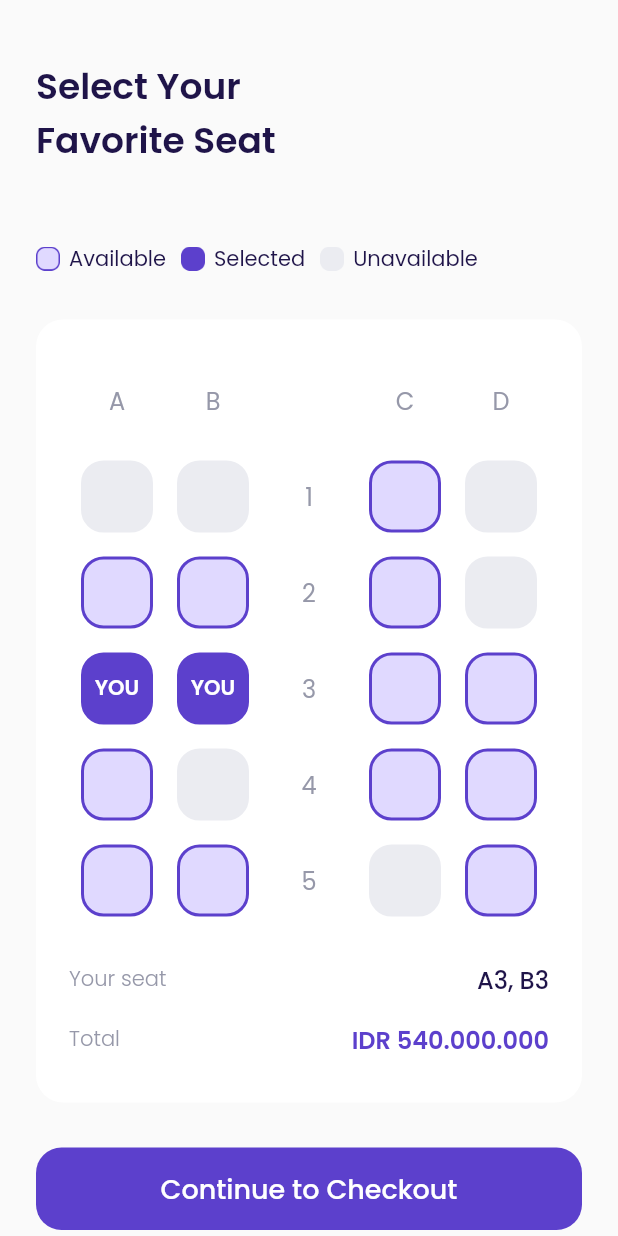
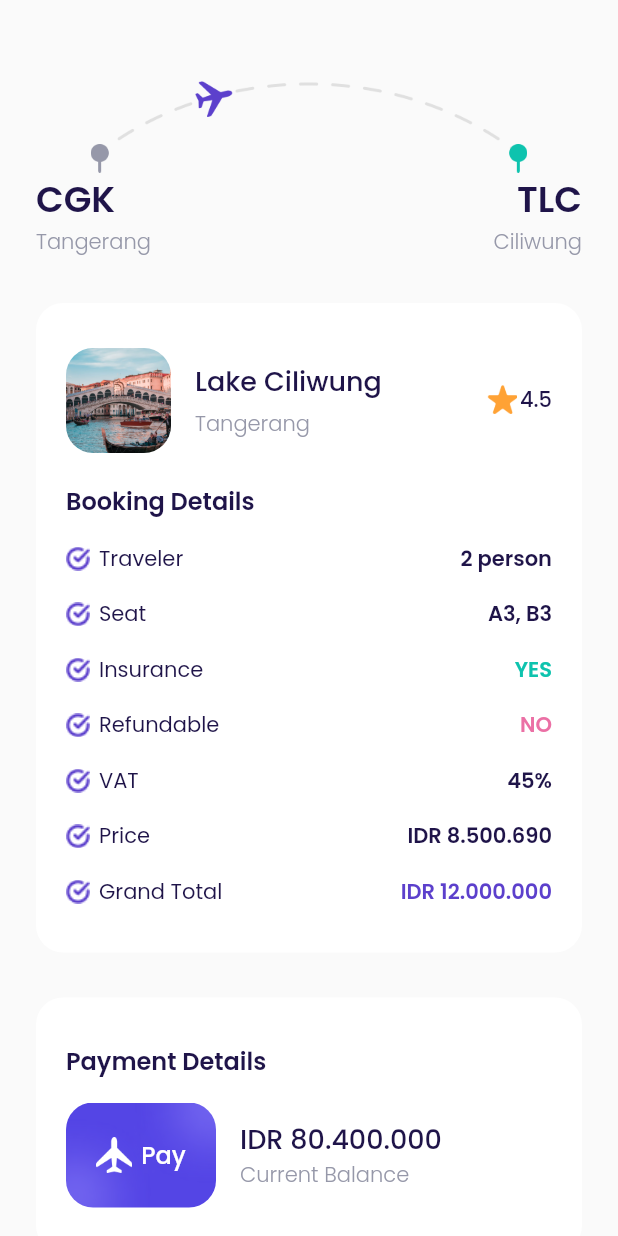
Before and after one commit to Nurhiman20/travel-flight-booking-app, a Flutter app: the ChooseSeatPage screen opened directly, after a tap on "Continue to Checkout", on a phone screen of 412 x 824 dp. Run offline on Flutter 3.47's test engine with Material 2 defaults, Android fonts, the phone set to English and light mode, and no system bars; our stand-ins replace google_fonts.

Commit message:
:sparkles: feat(Checkout): Slicing page

```diff
--- /dev/null
+++ b/lib/ui/pages/checkout_page.dart
@@ -0,0 +1,280 @@
+import 'package:airplane/shared/theme.dart';
+import 'package:airplane/ui/widgets/booking_details_item.dart';
+import 'package:airplane/ui/widgets/custom_button.dart';
+import 'package:flutter/material.dart';
+
+class CheckoutPage extends StatelessWidget {
+  const CheckoutPage({super.key});
+
+  @override
+  Widget build(BuildContext context) {
+    Widget route() {
+      return Container(
+        margin: const EdgeInsets.only(top: 50),
+        child: Column(children: [
+          Container(
+            width: 291,
+            height: 65,
+            decoration: const BoxDecoration(
+                image: DecorationImage(
+                    image: AssetImage('assets/image_checkout.png'))),
+          ),
+          Row(
+            mainAxisAlignment: MainAxisAlignment.spaceBetween,
+            children: [
+              Column(
+                crossAxisAlignment: CrossAxisAlignment.start,
+                children: [
+                  Text(
+                    'CGK',
+                    style: blackTextStyle.copyWith(
+                        fontSize: 24, fontWeight: semiBold),
+                  ),
+                  Text(
+                    'Tangerang',
+                    style: greyTextStyle.copyWith(fontWeight: light),
+                  )
+                ],
+              ),
+              Column(
+                crossAxisAlignment: CrossAxisAlignment.end,
+                children: [
+                  Text(
+                    'TLC',
+                    style: blackTextStyle.copyWith(
+                        fontSize: 24, fontWeight: semiBold),
+                  ),
+                  Text(
+                    'Ciliwung',
+                    style: greyTextStyle.copyWith(fontWeight: light),
+                  )
+                ],
+              )
+            ],
+          )
+        ]),
+      );
+    }
+
+    Widget bookingDetails() {
+      return Container(
+        margin: const EdgeInsets.only(top: 30),
+        padding: const EdgeInsets.symmetric(horizontal: 20, vertical: 30),
+        decoration: BoxDecoration(
+            borderRadius: BorderRadius.circular(18), color: kWhiteColor),
+        child: Column(
+          crossAxisAlignment: CrossAxisAlignment.start,
+          children: [
+            // NOTE: DESTINATION TILE
+            Row(
+              children: [
+                Container(
+                  width: 70,
+                  height: 70,
+                  margin: const EdgeInsets.only(right: 16),
+                  decoration: BoxDecoration(
+                      borderRadius: BorderRadius.circular(18),
+                      image: const DecorationImage(
+                          fit: BoxFit.cover,
+                          image: AssetImage('assets/image_destination1.png'))),
+                ),
+                Expanded(
+                  child: Column(
+                    crossAxisAlignment: CrossAxisAlignment.start,
+                    children: [
+                      Text(
+                        'Lake Ciliwung',
+                        style: blackTextStyle.copyWith(
+                            fontSize: 18, fontWeight: medium),
+                      ),
+                      const SizedBox(
+                        height: 5,
+                      ),
+                      Text(
+                        'Tangerang',
+                        style: greyTextStyle.copyWith(fontWeight: light),
+                      ),
+                    ],
+                  ),
+                ),
+                Row(
+                  mainAxisAlignment: MainAxisAlignment.center,
+                  crossAxisAlignment: CrossAxisAlignment.start,
+                  children: [
+                    Container(
+                      width: 20,
+                      height: 20,
+                      margin: const EdgeInsets.only(right: 2),
+                      decoration: const BoxDecoration(
+                          image: DecorationImage(
+                              image: AssetImage('assets/icon_star.png'))),
+                    ),
+                    Text(
+                      '4.5',
+                      style: blackTextStyle.copyWith(fontWeight: medium),
+                    )
+                  ],
+                ),
+              ],
+            ),
+            // NOTE: BOOKING DETAILS TEXT
+            Container(
+              margin: const EdgeInsets.only(top: 20),
+              child: Text(
+                'Booking Details',
+                style:
+                    blackTextStyle.copyWith(fontSize: 16, fontWeight: semiBold),
+              ),
+            ),
+            // NOTE: BOOKING DETAILS ITEM
+            BookingDetailsItem(
+              title: 'Traveler',
+              valueText: '2 person',
+              valueColor: kBlackColor,
+            ),
+            BookingDetailsItem(
+              title: 'Seat',
+              valueText: 'A3, B3',
+              valueColor: kBlackColor,
+            ),
+            BookingDetailsItem(
+              title: 'Insurance',
+              valueText: 'YES',
+              valueColor: kGreenColor,
+            ),
+            BookingDetailsItem(
+              title: 'Refundable',
+              valueText: 'NO',
+              valueColor: kRedColor,
+            ),
+            BookingDetailsItem(
+              title: 'VAT',
+              valueText: '45%',
+              valueColor: kBlackColor,
+            ),
+            BookingDetailsItem(
+              title: 'Price',
+              valueText: 'IDR 8.500.690',
+              valueColor: kBlackColor,
+            ),
+            BookingDetailsItem(
+              title: 'Grand Total',
+              valueText: 'IDR 12.000.000',
+              valueColor: kPrimaryColor,
+            )
+          ],
+        ),
+      );
+    }
+
+    Widget paymentDetails() {
+      return Container(
+        margin: const EdgeInsets.only(top: 30),
+        padding: const EdgeInsets.symmetric(horizontal: 20, vertical: 30),
+        decoration: BoxDecoration(
+            borderRadius: BorderRadius.circular(18), color: kWhiteColor),
+        child: Column(
+          crossAxisAlignment: CrossAxisAlignment.start,
+          children: [
+            Text(
+              'Payment Details',
+              style:
+                  blackTextStyle.copyWith(fontSize: 16, fontWeight: semiBold),
+            ),
+            Container(
+              margin: const EdgeInsets.only(top: 16),
+              child: Row(
+                children: [
+                  Container(
+                    width: 100,
+                    height: 70,
+                    margin: const EdgeInsets.only(right: 16),
+                    decoration: BoxDecoration(
+                        borderRadius: BorderRadius.circular(18),
+                        image: const DecorationImage(
+                            fit: BoxFit.cover,
+                            image: AssetImage('assets/image_card.png'))),
+                    child: Center(
+                      child: Row(
+                        mainAxisAlignment: MainAxisAlignment.center,
+                        children: [
+                          Container(
+                            width: 24,
+                            height: 24,
+                            margin: const EdgeInsets.only(right: 6),
+                            decoration: const BoxDecoration(
+                                image: DecorationImage(
+                                    image:
+                                        AssetImage('assets/icon_plane.png'))),
+                          ),
+                          Text(
+                            'Pay',
+                            style: whiteTextStyle.copyWith(
+                                fontSize: 16, fontWeight: medium),
+                          )
+                        ],
+                      ),
+                    ),
+                  ),
+                  Expanded(
+                    child: Column(
+                      crossAxisAlignment: CrossAxisAlignment.start,
+                      children: [
+                        Text(
+                          'IDR 80.400.000',
+                          style: blackTextStyle.copyWith(
+                              fontSize: 18, fontWeight: medium),
+                          overflow: TextOverflow.ellipsis,
+                        ),
+                        Text(
+                          'Current Balance',
+                          style: greyTextStyle.copyWith(fontWeight: light),
+                        )
+                      ],
+                    ),
+                  )
+                ],
+              ),
+            )
+          ],
+        ),
+      );
+    }
+
+    Widget payNowButton() {
+      return CustomButton(
+        title: 'Pay Now',
+        onPressed: () {},
+        margin: const EdgeInsets.only(top: 30),
+      );
+    }
+
+    Widget tacButton() {
+      return Container(
+        alignment: Alignment.center,
+        margin: const EdgeInsets.only(top: 30, bottom: 30),
+        child: Text(
+          'Terms and Conditions',
+          style: greyTextStyle.copyWith(
+              fontSize: 16,
+              fontWeight: light,
+              decoration: TextDecoration.underline),
+        ),
+      );
+    }
+
+    return Scaffold(
+      backgroundColor: kBackgroundColor,
+      body: ListView(
+        padding: EdgeInsets.symmetric(horizontal: defaultMargin),
+        children: [
+          route(),
+          bookingDetails(),
+          paymentDetails(),
+          payNowButton(),
+          tacButton()
+        ],
+      ),
+    );
+  }
+}
--- a/lib/ui/pages/choose_seat_page.dart
+++ b/lib/ui/pages/choose_seat_page.dart
@@ -1,4 +1,5 @@
 import 'package:airplane/shared/theme.dart';
+import 'package:airplane/ui/pages/checkout_page.dart';
 import 'package:airplane/ui/widgets/custom_button.dart';
 import 'package:airplane/ui/widgets/seat_item.dart';
 import 'package:flutter/material.dart';
@@ -318,7 +319,10 @@ class ChooseSeatPage extends StatelessWidget {
     Widget checkoutButton() {
       return CustomButton(
         title: 'Continue to Checkout',
-        onPressed: () {},
+        onPressed: () {
+          Navigator.push(context,
+              MaterialPageRoute(builder: (context) => const CheckoutPage()));
+        },
         margin: const EdgeInsets.only(top: 30, bottom: 46),
       );
     }
--- a/lib/ui/pages/main_page.dart
+++ b/lib/ui/pages/main_page.dart
@@ -9,7 +9,7 @@ class MainPage extends StatelessWidget {
   @override
   Widget build(BuildContext context) {
     Widget buildContent() {
-      return HomePage();
+      return const HomePage();
     }
 
     Widget customBottomNavigation() {
--- /dev/null
+++ b/lib/ui/widgets/booking_details_item.dart
@@ -0,0 +1,44 @@
+import 'package:airplane/shared/theme.dart';
+import 'package:flutter/material.dart';
+
+class BookingDetailsItem extends StatelessWidget {
+  final String title;
+  final String valueText;
+  final Color valueColor;
+
+  const BookingDetailsItem(
+      {Key? key,
+      required this.title,
+      required this.valueText,
+      required this.valueColor})
+      : super(key: key);
+
+  @override
+  Widget build(BuildContext context) {
+    return Container(
+      margin: const EdgeInsets.only(top: 16),
+      child: Row(
+        children: [
+          Container(
+            width: 16,
+            height: 16,
+            margin: const EdgeInsets.only(right: 6),
+            decoration: const BoxDecoration(
+                image: DecorationImage(
+                    image: AssetImage('assets/icon_check.png'))),
+          ),
+          Text(
+            title,
+            style: blackTextStyle,
+          ),
+          const Spacer(),
+          Text(
+            valueText,
+            style: blackTextStyle.copyWith(
+                fontWeight: semiBold, color: valueColor),
+          )
+        ],
+      ),
+    );
+  }
+}
--- a/lib/ui/widgets/destination_tile.dart
+++ b/lib/ui/widgets/destination_tile.dart
@@ -55,6 +55,9 @@ class DestinationTile extends StatelessWidget {
                     city,
                     style: greyTextStyle.copyWith(fontWeight: light),
                   ),
+                ],
+              ),
+            ),
             Row(
               mainAxisAlignment: MainAxisAlignment.center,
               crossAxisAlignment: CrossAxisAlignment.start,
@@ -75,9 +78,6 @@ class DestinationTile extends StatelessWidget {
             ),
           ],
         ),
-            )
-          ],
-        ),
       ),
     );
   }
```
Lines whose indentation alone changed are shown as unchanged.
